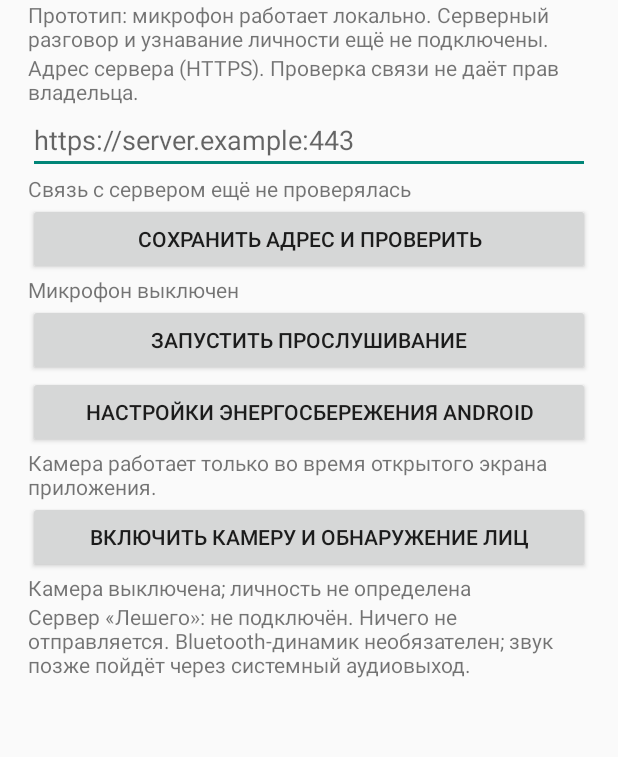
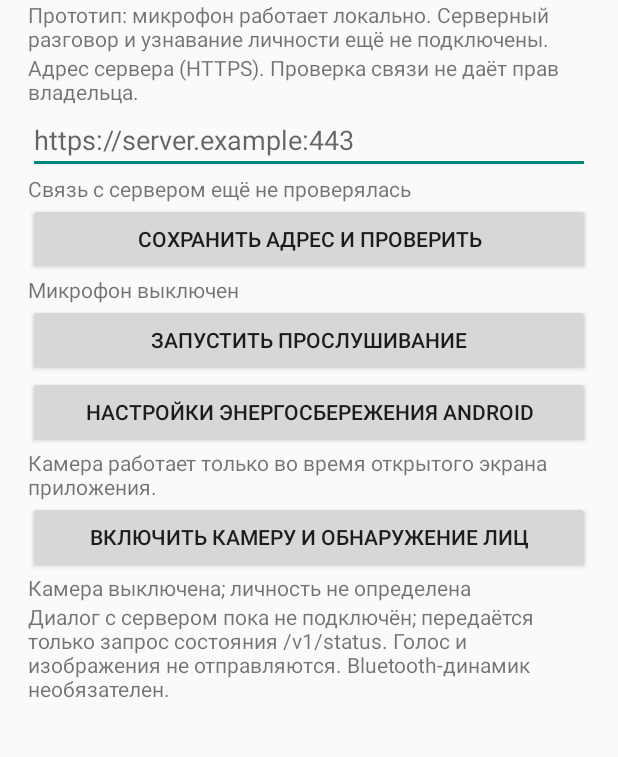
Before and after one commit to jaster351/leshy-AI, an Android app: the screen it shows after launch (MainActivity), on a phone screen of 412 x 824 dp, the part 75-832 px from its top. Run offline under Robolectric (Android 15) with nearby library versions, the phone set to English and light mode, and no system bars; libraries missing offline, so code that uses them is left out: androidx.camera.core, androidx.camera.lifecycle, androidx.camera.view, com.google.mlkit.vision; 2 statements that could not run were skipped.

Commit message:
docs(android): clarify server probe and refresh status on app resume (#304)

```diff
--- a/OS/android/app/src/main/java/ru/leshy/satellite/MainActivity.kt
+++ b/OS/android/app/src/main/java/ru/leshy/satellite/MainActivity.kt
@@ -133,8 +133,8 @@ class MainActivity : ComponentActivity() {
         }
         root.addView(cameraPreview, LinearLayout.LayoutParams(-1, 600))
         root.addView(TextView(this).apply {
-            text = "Сервер «Лешего»: не подключён. Ничего не отправляется. " +
-                "Bluetooth-динамик необязателен; звук позже пойдёт через системный аудиовыход."
+            text = "Диалог с сервером пока не подключён; передаётся только запрос состояния /v1/status. " +
+                "Голос и изображения не отправляются. Bluetooth-динамик необязателен."
         })
         setContentView(ScrollView(this).apply { addView(root) })
         refreshMicStatus()
@@ -143,6 +143,10 @@ class MainActivity : ComponentActivity() {
     override fun onResume() {
         super.onResume()
         if (::micStatus.isInitialized) refreshMicStatus()
+        if (::serverAddress.isInitialized &&
+            ServerReachability.address(this).isNotBlank()) {
+            checkServer()
+        }
     }
 
     private fun checkServer() {
```
Also changed, not shown: 1 other file.
